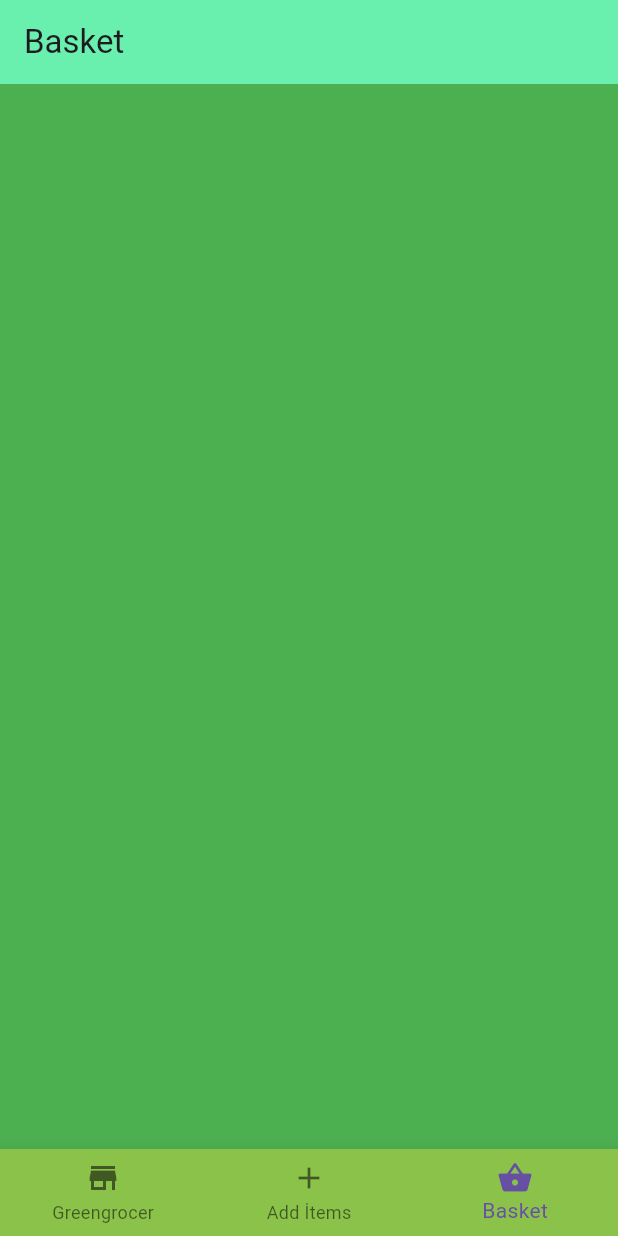
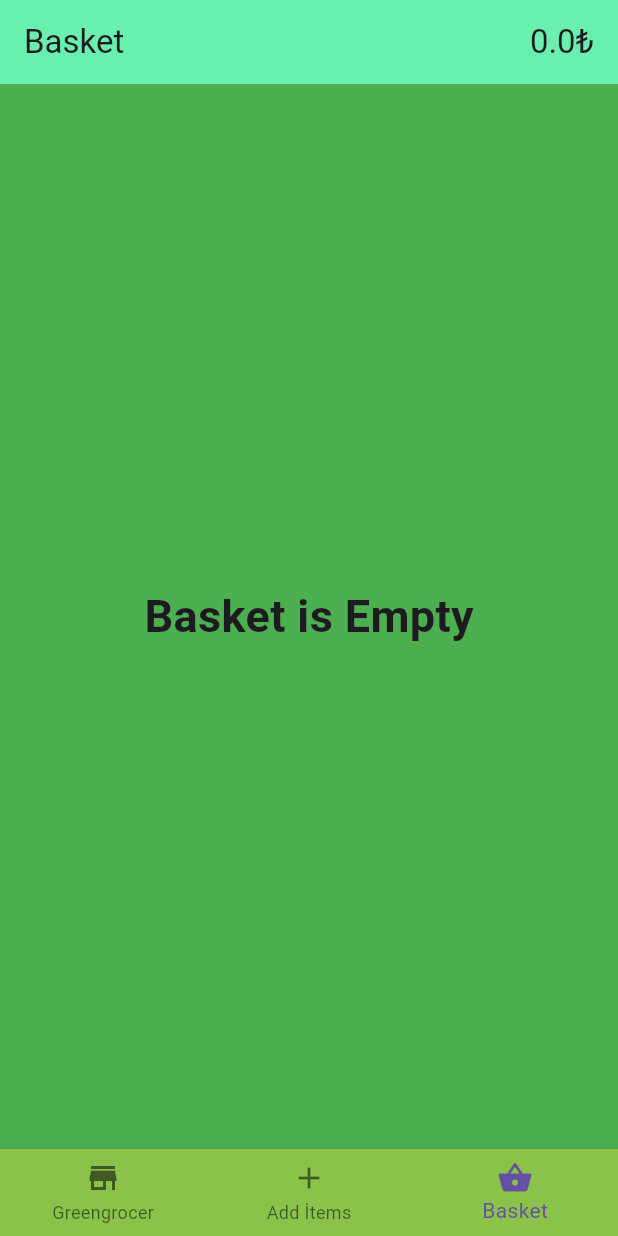
Before and after one commit to Atarapa0/Flutter_example_10_greengrocer, a Flutter app: the Basket screen opened by its route, on a phone screen of 412 x 824 dp. Run offline on Flutter 3.47's test engine with Material 3 defaults, Android fonts, the phone set to English and light mode, and no system bars; our stand-ins replace go_router.

Commit message:
feat: Implement total price and count in CardModel and update Basket UI
This commit introduces the following changes:

- **`CardModel`:**
    - `add` method: Initializes new product counts to 0 instead of 2.
    - Adds `totalPrice()` method:
        - Calculates the total price of all items in the basket.
        - Notifies listeners.
    - Adds `totalCount()` method:
        - Calculates the total number of all items in the basket.
        - Notifies listeners.
    - Includes commented-out Turkish notes for future reference regarding quantity, total count, and total price.

- **`Basket` page:**
    - The `AppBar` now displays the total price of items in the basket using `card.totalPrice()`.
    - The `GridView` now filters items to only display those with a count greater than 0 (`e.value > 0`).
    - If the total count of items in the basket (`card.totalCount()`) is 0, a "Basket is Empty" message is displayed instead of the `GridView`.
    - Item price is now displayed with a "₺" currency symbol.
    - If an item's value is 0 (though filtered out by the above logic), it would render a `SizedBox.shrink()`.

```diff
--- a/lib/models/cardmodel.dart
+++ b/lib/models/cardmodel.dart
@@ -12,8 +12,7 @@ class CardModel with ChangeNotifier {
       price: productPrice,
       image: productImage,
     );
-    items[product] = 2;
-    print(productName + productPrice.toString());
+    items[product] = 0;
     notifyListeners();
   }
 
@@ -53,4 +52,34 @@ class CardModel with ChangeNotifier {
       notifyListeners();
     }
   }
+
+  double totalPrice(){
+    double totalPrice=0;
+    items.forEach((product, value){
+      for(int i=0;i<value;i++){
+          totalPrice=totalPrice+product.price;
+      }
+    });
+    notifyListeners();
+    return totalPrice;
+
+  }
+
+  int totalCount(){
+    int totalCount=0;
+    items.forEach((product, value){
+      for(int i=0;i<value;i++){
+        totalCount++;
+      }
+    });
+    notifyListeners();
+    return totalCount;
+  }
 }
+
+/*
+
+	qtyOf(Product p): sepetteki miktarı döndürür (yoksa 0)
+	•	totalCount: tüm adetlerin toplamı
+	•	totalPrice: Σ (price * qty) (double)
+	*/
--- a/lib/pages/basket.dart
+++ b/lib/pages/basket.dart
@@ -12,29 +12,39 @@ class Basket extends StatefulWidget {
 class _BasketState extends State<Basket> {
   @override
   Widget build(BuildContext context) {
+    final card = Provider.of<CardModel>(context);
+
     return Scaffold(
-      appBar: AppBar(title: Text("Basket"), backgroundColor: Colors.greenAccent,),
+      appBar: AppBar(
+        title: Row(
+          mainAxisAlignment: MainAxisAlignment.spaceBetween,
+          children: [Text("Basket"), Text("${card.totalPrice().toString()}₺")],
+        ),
+        backgroundColor: Colors.greenAccent,
+      ),
       backgroundColor: Colors.green,
       body: Consumer<CardModel>(
         builder: (context, items, child) {
-          var entries = items.items.entries.toList();
+          var entries = items.items.entries
+              .where((e) => e.value > 0)
+              .toList();
+          if(card.totalCount()>0){
             return GridView.builder(
               gridDelegate: SliverGridDelegateWithFixedCrossAxisCount(
                 crossAxisCount: 2,
                 mainAxisSpacing: 10,
                 crossAxisSpacing: 10,
-              childAspectRatio: 5/6,
-
+                childAspectRatio: 5 / 6,
               ),
               itemCount: entries.length,
               itemBuilder: (context, index) {
                 var entry = entries[index];
                 String imgUrl = entry.key.image;
                 String name = entry.key.name;
-              int price=entry.key.price;
+                int price = entry.key.price;
                 int value = entry.value;
                 int idController = entry.key.id;
-             if(value!= 0){
+                if (value != 0) {
                   return Padding(
                     padding: EdgeInsets.all(8),
                     child: Card(
@@ -76,7 +86,7 @@ class _BasketState extends State<Basket> {
                               Expanded(
                                 child: Center(
                                   child: Text(
-                                 '$price',
+                                    "${price.toString()}₺",
                                     style: TextStyle(
                                       fontSize: 20,
                                       fontWeight: FontWeight.bold,
@@ -104,15 +114,24 @@ class _BasketState extends State<Basket> {
                                 },
                               ),
                             ],
-                       )
+                          ),
                         ],
                       ),
                     ),
                   );
                 }
-
+                else{
+                  return const SizedBox.shrink();
+                }
               },
             );
+          }
+          else{
+            return Center(
+              child:
+              Text("Basket is Empty",style: TextStyle(fontSize: 30,fontWeight: FontWeight.bold),),
+            );
+          }
         },
       ),
     );
```
Lines whose indentation alone changed are shown as unchanged.
